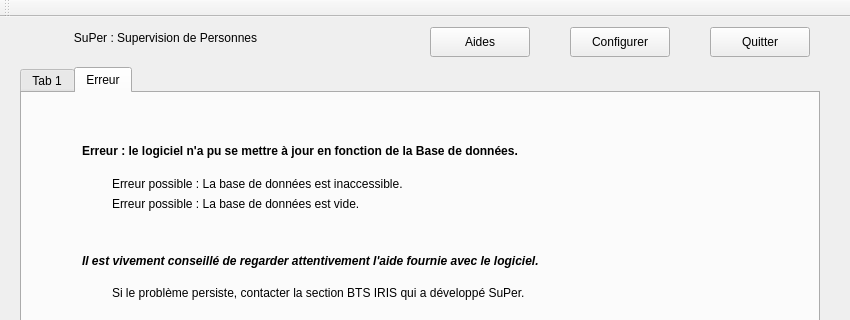
Qt form 31-Configurer/cme_badge/SuPer_SCHERER/ihm.ui (NicolasScherer/ProjetSuPer) before a commit; both pictures show x 0 to 850 and y 0 to 320 of the 850 by 800 pixel window.
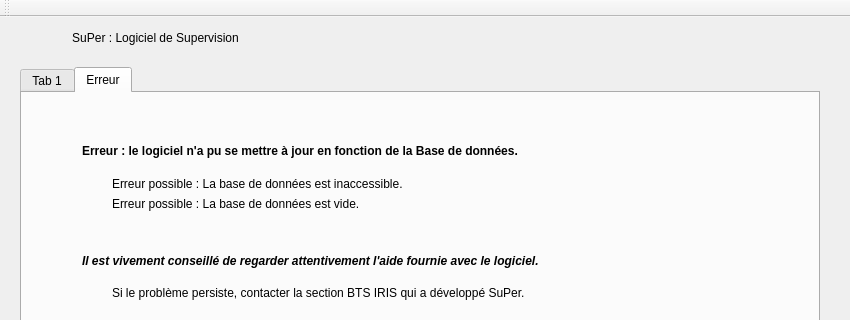
The same form after that commit. Icons and pictures are not drawn.

Patch:
```diff
--- a/31-Configurer/cme_badge/SuPer_SCHERER/ihm.ui
+++ b/31-Configurer/cme_badge/SuPer_SCHERER/ihm.ui
@@ -130,57 +130,6 @@
      </widget>
     </widget>
    </widget>
-   <widget class="QPushButton" name="btConfigurer">
-    <property name="geometry">
-     <rect>
-      <x>570</x>
-      <y>10</y>
-      <width>100</width>
-      <height>30</height>
-     </rect>
-    </property>
-    <property name="text">
-     <string>Configurer</string>
-    </property>
-    <property name="icon">
-     <iconset>
-      <normaloff>../ressources/ButtonConfigure.png</normaloff>../ressources/ButtonConfigure.png</iconset>
-    </property>
-   </widget>
-   <widget class="QPushButton" name="btQuitter">
-    <property name="geometry">
-     <rect>
-      <x>710</x>
-      <y>10</y>
-      <width>100</width>
-      <height>30</height>
-     </rect>
-    </property>
-    <property name="text">
-     <string>Quitter</string>
-    </property>
-    <property name="icon">
-     <iconset>
-      <normaloff>../ressources/ButtonClose.png</normaloff>../ressources/ButtonClose.png</iconset>
-    </property>
-   </widget>
-   <widget class="QPushButton" name="btHelp">
-    <property name="geometry">
-     <rect>
-      <x>430</x>
-      <y>10</y>
-      <width>100</width>
-      <height>30</height>
-     </rect>
-    </property>
-    <property name="text">
-     <string>Aides</string>
-    </property>
-    <property name="icon">
-     <iconset>
-      <normaloff>../ressources/ButtonHelp.png</normaloff>../ressources/ButtonHelp.png</iconset>
-    </property>
-   </widget>
    <widget class="QGroupBox" name="groupBox">
     <property name="geometry">
      <rect>
@@ -262,12 +211,12 @@
      <rect>
       <x>60</x>
       <y>10</y>
-      <width>211</width>
+      <width>191</width>
       <height>21</height>
      </rect>
     </property>
     <property name="text">
-     <string>SuPer : Supervision de Personnes</string>
+     <string>SuPer : Logiciel de Supervision</string>
     </property>
     <property name="textFormat">
      <enum>Qt::AutoText</enum>
```
Left out of the diff: 2 changed lines with no effect on the pictures.
